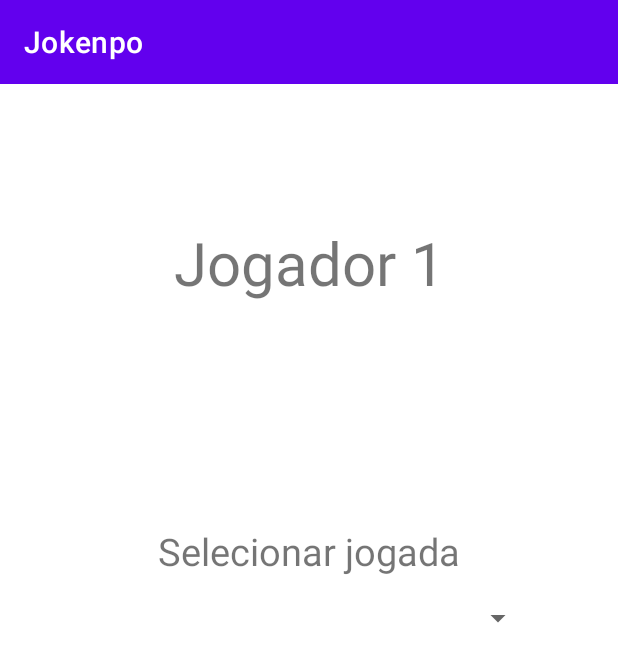
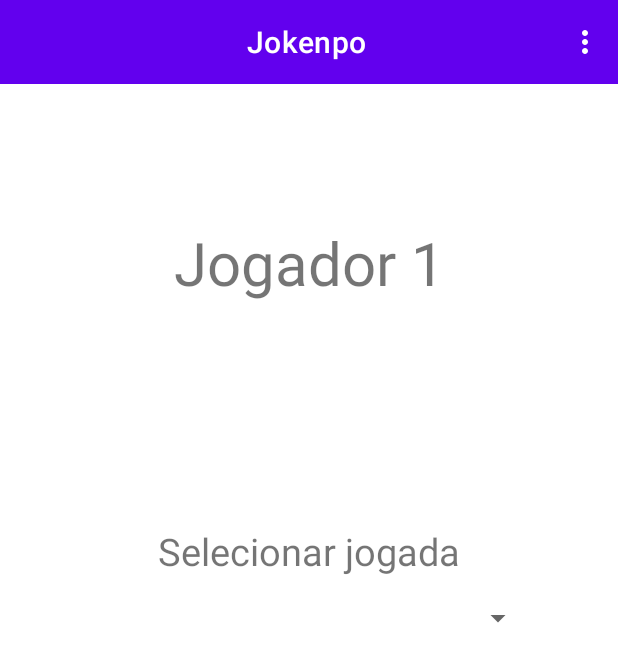
Before and after one commit to egonreinhardt/JokenpoEBAC, an Android app: the PlayerActivity screen opened directly, with no data from a screen before it, on a phone screen of 412 x 824 dp. Shown: the top 662 px of the screen. Run offline under Robolectric (Android 15) with nearby library versions, the phone set to English and light mode, and no system bars.

Commit message:
Avanços no desenvolvimento da Action Bar: Popup menu (Flutuante) na direita com item que leva à tela inicial, ainda não-funcional. E ajustes no seu visual.

```diff
--- a/app/src/main/java/com/example/jokenpo/PlayerActivity.kt
+++ b/app/src/main/java/com/example/jokenpo/PlayerActivity.kt
@@ -2,6 +2,8 @@ package com.example.jokenpo
 
 import androidx.appcompat.app.AppCompatActivity
 import android.os.Bundle
+import android.view.Menu
+import android.view.MenuItem
 import com.example.jokenpo.databinding.ActivityPlayerBinding
 
 //Activity que representa a Tela 02 (Jogador).
@@ -17,4 +19,21 @@ class PlayerActivity : AppCompatActivity() {
 
         supportActionBar?.title = "Jokenpo" //Appbar
     }
+
+    //Define que o Action Bar que aparecerá na tela do app é o nosso action_bar.xml
+    override fun onCreateOptionsMenu(menu: Menu?): Boolean {
+        menuInflater.inflate(R.menu.action_bar,menu)
+        return true
+    }
+
+    //Define a função do botão dentro do menu flutuante (3 pontinhos) da Action Bar
+    override fun onOptionsItemSelected(item: MenuItem): Boolean {
+        return when(item.itemId){
+            R.id.action_bar_home -> {
+                //ADICIONAR AQUI A FUNÇÃO DE LEVAR À HOME.
+                true
+            }
+            else -> false
+        }
+    }
 }
--- a/app/src/main/res/layout/activity_player.xml
+++ b/app/src/main/res/layout/activity_player.xml
@@ -13,9 +13,14 @@
         android:background="?attr/colorPrimary"
         android:minHeight="?attr/actionBarSize"
         android:theme="?attr/actionBarTheme"
+        app:buttonGravity="center_vertical"
         app:layout_constraintEnd_toEndOf="parent"
         app:layout_constraintStart_toStartOf="parent"
-        app:layout_constraintTop_toTopOf="parent" />
+        app:layout_constraintTop_toTopOf="parent"
+        app:menu="@menu/action_bar"
+        app:popupTheme="@style/Theme.Jokenpo"
+        app:title="@string/app_name"
+        app:titleMarginStart="165dp" />
 
     <TextView
         android:id="@+id/textView"
--- a/app/src/main/res/layout/activity_result.xml
+++ b/app/src/main/res/layout/activity_result.xml
@@ -15,7 +15,11 @@
         android:theme="?attr/actionBarTheme"
         app:layout_constraintEnd_toEndOf="parent"
         app:layout_constraintStart_toStartOf="parent"
-        app:layout_constraintTop_toTopOf="parent" />
+        app:layout_constraintTop_toTopOf="parent"
+        app:menu="@menu/action_bar"
+        app:popupTheme="@style/Theme.Jokenpo"
+        app:title="@string/app_name"
+        app:titleMarginStart="165dp" />
 
     <TextView
         android:id="@+id/resultText"
--- /dev/null
+++ b/app/src/main/res/menu/action_bar.xml
@@ -0,0 +1,10 @@
+<?xml version="1.0" encoding="utf-8"?>
+<menu xmlns:android="http://schemas.android.com/apk/res/android"
+    xmlns:app="http://schemas.android.com/apk/res-auto">
+
+<!--Menu flutuante da direita com opção de ir para home (Início)-->
+    <item
+        android:id="@+id/action_bar_home"
+        android:title="@string/action_bar_home"
+        app:showAsAction="never"/>
+</menu>
--- a/app/src/main/res/values/strings.xml
+++ b/app/src/main/res/values/strings.xml
@@ -6,4 +6,5 @@
     <string name="select_play_text">Selecionar jogada</string>
     <string name="result_text">Resultado</string>
     <string name="winner_text">O jogador XXX ganhou</string>
+    <string name="action_bar_home">Início</string>
 </resources>
```
